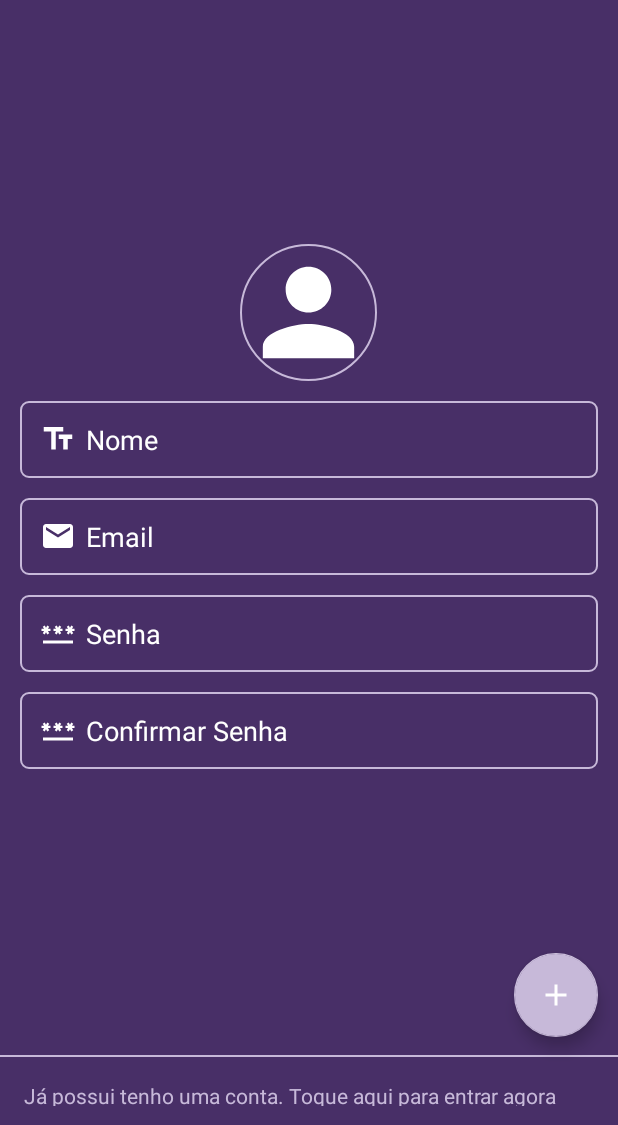
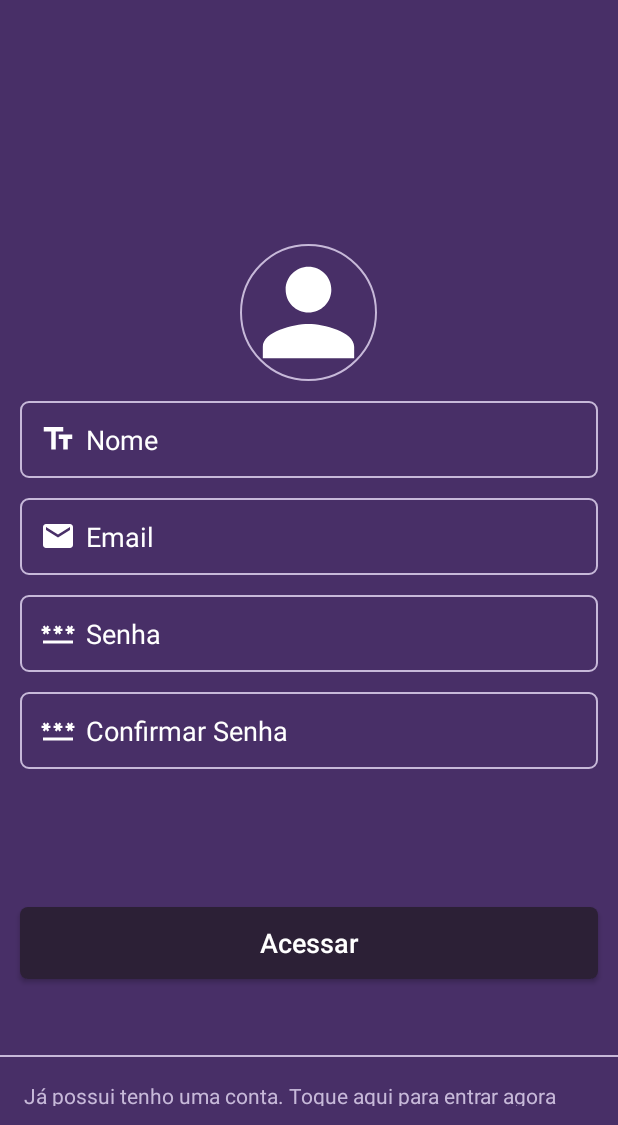
Before and after one commit to GustHenrique/ibookapp_master, an Android app: the telacadastro screen opened directly, with no data from a screen before it, on a phone screen of 412 x 824 dp, the part 111-1236 px from its top. Run offline under Robolectric (Android 15) with nearby library versions, the phone set to English and light mode, and no system bars; our stand-ins replace CircleImageView, sdp/ssp sizes; libraries missing offline, so code that uses them is left out: com.theartofdev.edmodo; pictures from the network do not load.

Commit message:
button cadastrar usuario

```diff
--- a/app/src/main/java/com/example/ibookApp/telas/telacadastro.java
+++ b/app/src/main/java/com/example/ibookApp/telas/telacadastro.java
@@ -18,6 +18,7 @@ import android.os.Bundle;
 import android.provider.MediaStore;
 import android.util.Patterns;
 import android.view.View;
+import android.widget.Button;
 import android.widget.ImageView;
 import android.widget.TextView;
 import android.widget.Toast;
@@ -52,7 +53,7 @@ public class telacadastro extends AppCompatActivity {
     private ImageView civImageCad;
     TextView tvTemConta, tvUsuEmail, tvUsuSenha, tvUsuConfirmarSenha, tvUsuNome;
     String nome, email, senha, confirmaSenha, image;
-    FloatingActionButton fabCadastrarUsuario;
+    Button fabCadastrarUsuario;
 
     @Override
     protected void onCreate(Bundle savedInstanceState) {
--- a/app/src/main/res/layout/telacadastro.xml
+++ b/app/src/main/res/layout/telacadastro.xml
@@ -113,23 +113,22 @@
             android:textSize="@dimen/_14sdp" />
     </LinearLayout>
 
-<!--    fab button for add data to database-->
-    <com.google.android.material.floatingactionbutton.FloatingActionButton
+    <Button
         android:id="@+id/btnCadastrarUsuario"
-        android:layout_width="wrap_content"
+        android:layout_width="match_parent"
         android:layout_height="wrap_content"
-        android:layout_alignParentEnd="true"
         android:layout_alignParentBottom="true"
+        android:layout_marginEnd="@dimen/_10sdp"
+        android:layout_marginBottom="@dimen/_75sdp"
         android:layout_marginStart="@dimen/_10sdp"
-        android:layout_marginTop="@dimen/_10sdp"
-        android:layout_marginEnd="@dimen/_10sdp"
-        android:layout_marginBottom="@dimen/_45sdp"
-        android:contentDescription="TODO"
-        android:elevation="@dimen/_5sdp"
-        android:src="@drawable/ic_baseline_add_24"
-        app:backgroundTint="@color/colorTextPrimary"
-        app:pressedTranslationZ="@dimen/_10sdp"
-        app:tint="@color/white" />
+        android:background="@drawable/background_button"
+        android:drawablePadding="@dimen/_5sdp"
+        android:hint="Acessar"
+        android:inputType="textLongMessage"
+        android:padding="@dimen/_5sdp"
+        android:textColor="@color/colorTextSecondary"
+        android:textColorHint="@color/white"
+        android:textSize="@dimen/_14sdp" />
 
     <LinearLayout
         android:layout_width="match_parent"
```
Also changed, not shown: 1 other file.
